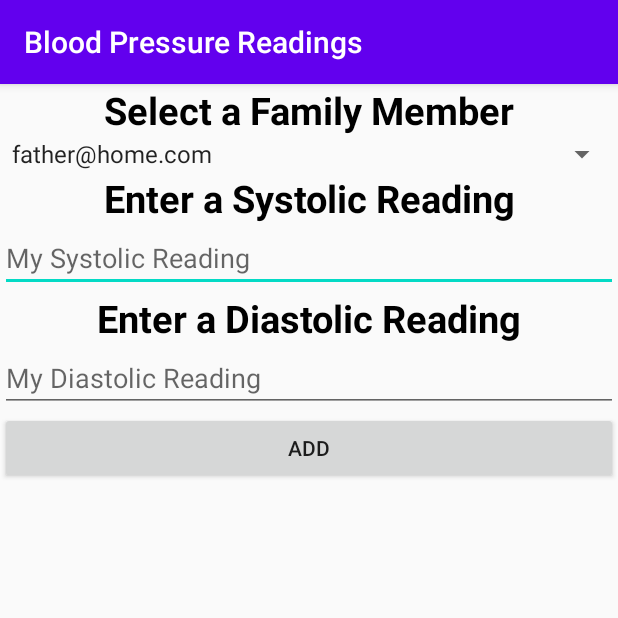
After one commit to NoahMacRitchie/MobileDevelopmentAssigment02, an Android app: the AddActivity screen opened directly, with no data from a screen before it, on a phone screen of 412 x 824 dp, the top half of it. The commit adds this screen. Run offline under Robolectric (Android 15) with nearby library versions, the phone set to English and light mode, and no system bars; our stand-ins replace Firebase (no records; nobody signed in at launch, a user with empty details on screens opened directly).

Commit message:
Added the add activity, as well as the Reading.java class (which outlines the format of our readings)

```diff
--- a/app/src/main/AndroidManifest.xml
+++ b/app/src/main/AndroidManifest.xml
@@ -9,6 +9,7 @@
         android:roundIcon="@mipmap/ic_launcher_round"
         android:supportsRtl="true"
         android:theme="@style/AppTheme">
+        <activity android:name=".AddActivity"></activity>
         <activity android:name=".MainActivity">
             <intent-filter>
                 <action android:name="android.intent.action.MAIN" />
--- /dev/null
+++ b/app/src/main/java/com/example/mobiledevelopmentassigment02/AddActivity.java
@@ -0,0 +1,123 @@
+package com.example.mobiledevelopmentassigment02;
+
+import androidx.annotation.NonNull;
+import androidx.appcompat.app.AlertDialog;
+import androidx.appcompat.app.AppCompatActivity;
+
+import android.os.Bundle;
+import android.text.TextUtils;
+import android.view.KeyEvent;
+import android.view.LayoutInflater;
+import android.view.View;
+import android.widget.ArrayAdapter;
+import android.widget.Button;
+import android.widget.EditText;
+import android.widget.Spinner;
+import android.widget.TextView;
+import android.widget.Toast;
+
+import com.google.android.gms.tasks.OnFailureListener;
+import com.google.android.gms.tasks.OnSuccessListener;
+import com.google.android.gms.tasks.Task;
+import com.google.firebase.database.DatabaseReference;
+import com.google.firebase.database.FirebaseDatabase;
+
+public class AddActivity extends AppCompatActivity {
+
+    Spinner mySpin;
+    EditText sys;
+    EditText dia;
+    Button addButton;
+
+    DatabaseReference databaseReadings;
+
+    @Override
+    protected void onCreate(Bundle savedInstanceState) {
+        super.onCreate(savedInstanceState);
+        setContentView(R.layout.activity_add);
+        databaseReadings = FirebaseDatabase.getInstance().getReference("familymembers");
+        mySpin = findViewById(R.id.spinner);
+        sys = findViewById(R.id.editTextTextPersonName);
+        dia = findViewById(R.id.editTextTextPersonName2);
+        addButton = findViewById(R.id.button2);
+        TextView.OnEditorActionListener listener = new TextView.OnEditorActionListener(){
+            @Override
+            public boolean onEditorAction(TextView v, int actionId, KeyEvent event) {
+                int systolic = Integer.parseInt(sys.getText().toString());
+                int diastolic = Integer.parseInt(dia.getText().toString());
+                if(systolic > 180 || diastolic > 120){
+                    showWarningDialog();
+                }
+                return false;
+            }
+        };
+        Button.OnClickListener listener2 = new Button.OnClickListener(){
+            @Override
+            public void onClick(View v) {
+                addReading();
+            }
+        };
+        dia.setOnEditorActionListener(listener);
+        sys.setOnEditorActionListener(listener);
+        addButton.setOnClickListener(listener2);
+    }
+    private void showWarningDialog() {
+        AlertDialog.Builder dialogBuilder = new AlertDialog.Builder(this);
+
+        LayoutInflater inflater = getLayoutInflater();
+
+        final View dialogView = inflater.inflate(R.layout.warning_dialog, null);
+        dialogBuilder.setView(dialogView);
+
+        final Button btnUpdate = dialogView.findViewById(R.id.btnDismiss);
+
+        final AlertDialog alertDialog = dialogBuilder.create();
+        alertDialog.show();
+
+        btnUpdate.setOnClickListener(new View.OnClickListener() {
+            @Override
+            public void onClick(View v) {
+                alertDialog.dismiss();
+            }
+        });
+
+    }
+
+    private void addReading() {
+        int systolic = Integer.parseInt(sys.getText().toString().trim());
+        int diastolic = Integer.parseInt(dia.getText().toString().trim());
+        String familyMem = mySpin.getSelectedItem().toString().trim();
+
+        if (TextUtils.isEmpty(sys.getText().toString().trim())) {
+            Toast.makeText(this, "You must enter a systolic value.", Toast.LENGTH_LONG).show();
+            return;
+        }
+
+        if (TextUtils.isEmpty(dia.getText().toString().trim())) {
+            Toast.makeText(this, "You must enter a diastolic value.", Toast.LENGTH_LONG).show();
+            return;
+        }
+
+        String id = databaseReadings.push().getKey();
+        Reading reading = new Reading(id, systolic, diastolic, familyMem);
+
+        Task setValueTask = databaseReadings.child(id).setValue(reading);
+
+        setValueTask.addOnSuccessListener(new OnSuccessListener() {
+            @Override
+            public void onSuccess(Object o) {
+                Toast.makeText(AddActivity.this,"Student added.",Toast.LENGTH_LONG).show();
+                finish();
+            }
+        });
+
+        setValueTask.addOnFailureListener(new OnFailureListener() {
+            @Override
+            public void onFailure(@NonNull Exception e) {
+                Toast.makeText(AddActivity.this,
+                        "something went wrong.\n" + e.toString(),
+                        Toast.LENGTH_SHORT).show();
+            }
+        });
+    }
+}
--- /dev/null
+++ b/app/src/main/res/layout/activity_add.xml
@@ -0,0 +1,69 @@
+<?xml version="1.0" encoding="utf-8"?>
+<LinearLayout xmlns:android="http://schemas.android.com/apk/res/android"
+    xmlns:app="http://schemas.android.com/apk/res-auto"
+    xmlns:tools="http://schemas.android.com/tools"
+    android:layout_width="match_parent"
+    android:layout_height="match_parent"
+    tools:context=".AddActivity"
+    android:orientation="vertical">
+
+    <TextView
+        android:id="@+id/textView"
+        android:layout_width="match_parent"
+        android:layout_height="wrap_content"
+        android:text="@string/select_title"
+        android:textSize="25dp"
+        android:textStyle="bold"
+        android:textColor="#000000"
+        android:gravity="center_horizontal"/>
+
+    <Spinner
+        android:id="@+id/spinner"
+        android:layout_width="match_parent"
+        android:layout_height="wrap_content"
+        android:entries="@array/familyMember"/>
+
+    <TextView
+        android:id="@+id/textView2"
+        android:layout_width="match_parent"
+        android:layout_height="wrap_content"
+        android:text="@string/systolic_prompt"
+        android:textSize="25dp"
+        android:textStyle="bold"
+        android:textColor="#000000"
+        android:gravity="center_horizontal"/>
+
+    <EditText
+        android:id="@+id/editTextTextPersonName"
+        android:layout_width="match_parent"
+        android:layout_height="wrap_content"
+        android:ems="10"
+        android:hint="@string/my_systolic"
+        android:inputType="number"/>
+
+    <TextView
+        android:id="@+id/textView3"
+        android:layout_width="match_parent"
+        android:layout_height="wrap_content"
+        android:text="@string/diastolic_prompt"
+        android:textSize="25dp"
+        android:textStyle="bold"
+        android:textColor="#000000"
+        android:gravity="center_horizontal"/>
+
+    <EditText
+        android:id="@+id/editTextTextPersonName2"
+        android:layout_width="match_parent"
+        android:layout_height="wrap_content"
+        android:ems="10"
+        android:hint="@string/my_diastolic"
+        android:inputType="number"
+        />
+
+    <Button
+        android:id="@+id/button2"
+        android:layout_width="match_parent"
+        android:layout_height="wrap_content"
+        android:text="@string/addButt" />
+
+</LinearLayout>
--- a/app/src/main/res/values/strings.xml
+++ b/app/src/main/res/values/strings.xml
@@ -1,3 +1,18 @@
 <resources>
-    <string name="app_name">MobileDevelopmentAssigment02</string>
+    <string name="app_name">Blood Pressure Readings</string>
+    <array name="familyMember">
+        <item>father@home.com</item>
+        <item>mother@home.com</item>
+        <item>grandma@home.com</item>
+        <item>grandpa@home.com</item>
+    </array>
+    <string name="select_title">Select a Family Member</string>
+    <string name="systolic_prompt">Enter a Systolic Reading</string>
+    <string name="my_systolic">My Systolic Reading</string>
+    <string name="diastolic_prompt">Enter a Diastolic Reading</string>
+    <string name="my_diastolic">My Diastolic Reading</string>
+    <string name="addButt">Add</string>
+    <string name="warning_title">Warning</string>
+    <string name="warning">This person is in the Hypertensive Crisis Range, immediate action must be taken.</string>
+    <string name="back_butt">Back</string>
 </resources>
```
Also changed, not shown: app/src/main/java/com/example/mobiledevelopmentassigment02/MainActivity.java (+7 -0 lines), app/src/main/java/com/example/mobiledevelopmentassigment02/Reading.java (added, +42 -0 lines), app/src/main/res/layout/activity_main.xml (+13 -4 lines), app/src/main/res/layout/warning_dialog.xml (added, +35 -0 lines).
